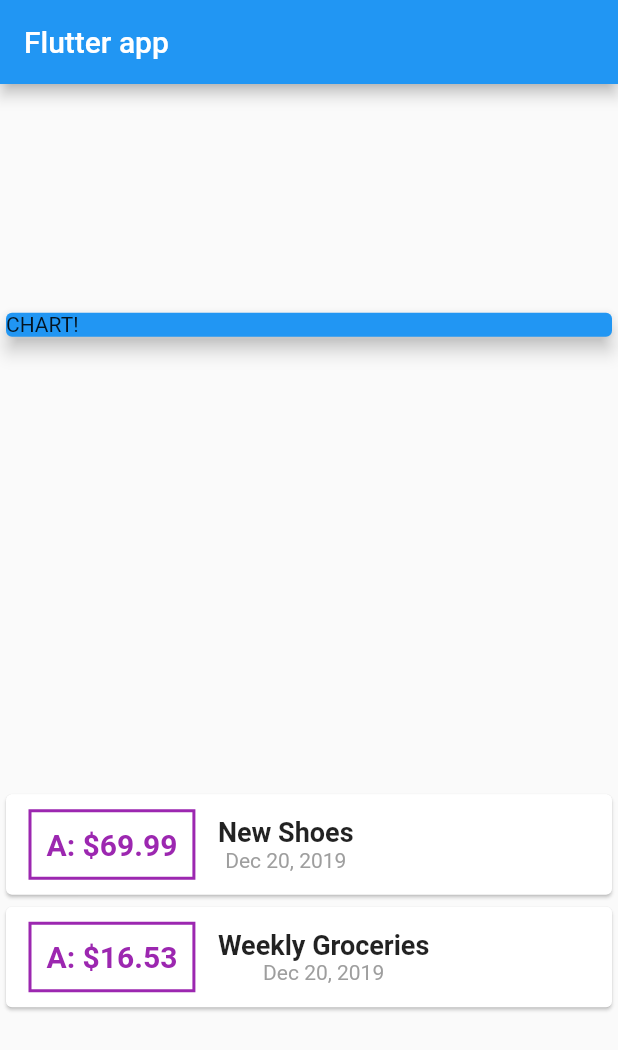
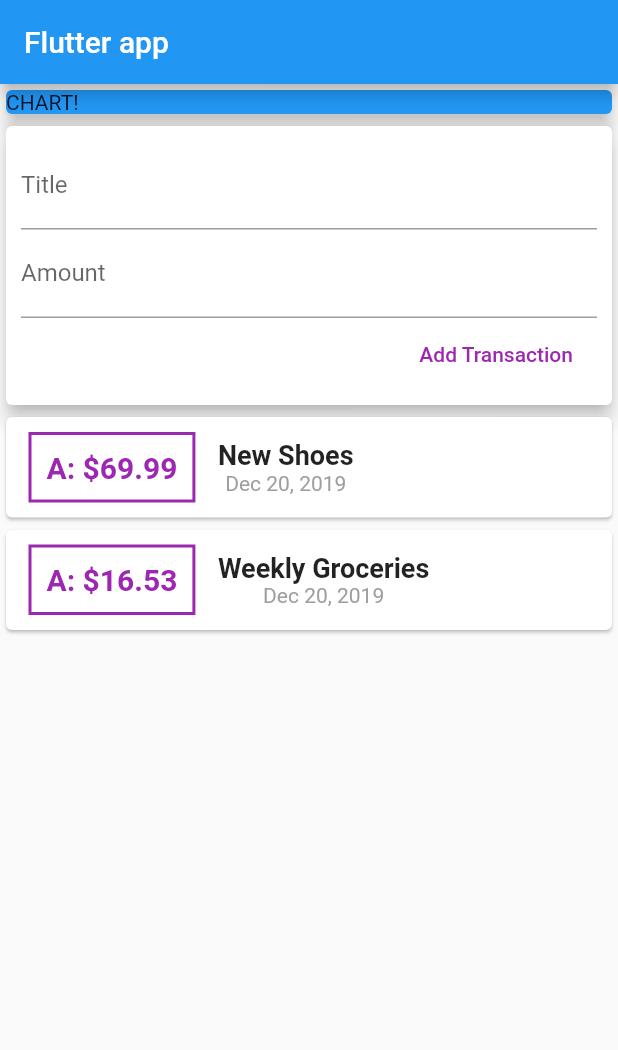
Before and after one commit to desancheztorres/flutter_expenses, a Flutter app: the screen it shows after launch, on a phone screen of 412 x 824 dp. Shown: the top 1050 px of the screen. Run offline on Flutter 3.47's test engine with Material 2 defaults, Android fonts, the phone set to English and light mode, and no system bars.

Commit message:
Adding Text Input Widgets (Text field)

```diff
--- a/lib/main.dart
+++ b/lib/main.dart
@@ -45,7 +45,7 @@ class _MyHomePageState extends State<MyHomePage> {
         title: Text("Flutter app"),
       ),
       body: Column(
-        mainAxisAlignment: MainAxisAlignment.spaceAround,
+        // mainAxisAlignment: MainAxisAlignment.start,
         crossAxisAlignment: CrossAxisAlignment.stretch,
         children: <Widget>[
           Container(
@@ -54,6 +54,28 @@ class _MyHomePageState extends State<MyHomePage> {
               color: Colors.blue,
               child: Text('CHART!'),
               elevation: 5,
+            ),
+          ),
+          Card(
+            elevation: 5,
+            child: Container(
+              padding: EdgeInsets.all(10.0),
+              child: Column(
+                crossAxisAlignment: CrossAxisAlignment.end,
+                children: <Widget>[
+                  TextField(
+                    decoration: InputDecoration(labelText: 'Title'),
+                  ),
+                  TextField(
+                    decoration: InputDecoration(labelText: 'Amount'),
+                  ),
+                  FlatButton(
+                    textColor: Colors.purple,
+                    child: Text('Add Transaction'),
+                    onPressed: () {},
+                  )
+                ],
+              ),
             ),
           ),
           Column(
```
